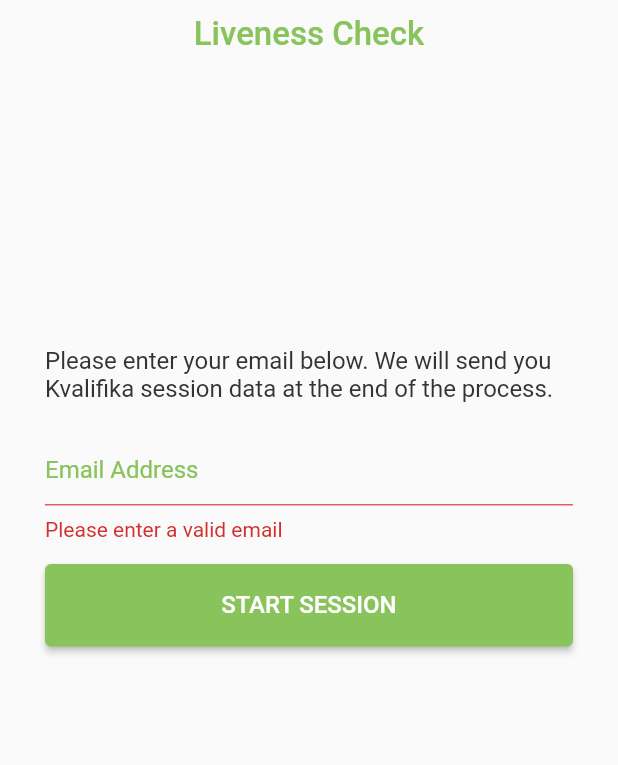
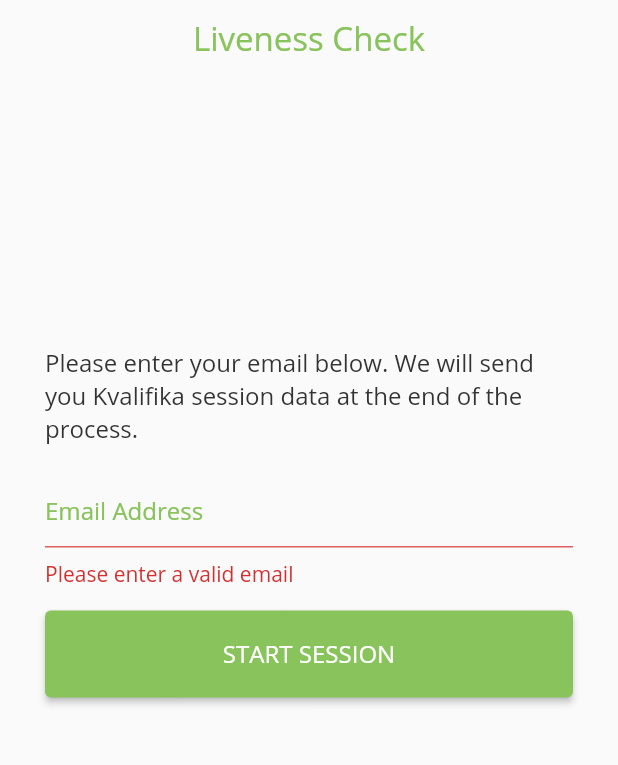
Before and after one commit to Kvalifika/kvalifika-mobile-app, a Flutter app: the screen it shows after launch, after a tap on "START SESSION", on a phone screen of 412 x 824 dp, the part 148-913 px from its top. Run offline on Flutter 3.47's test engine with Material 2 defaults, Android fonts, the phone set to English and light mode, and no system bars; missing offline and left inert: kvalifika_sdk.

Commit message:
refactor: email field

```diff
--- a/lib/main.dart
+++ b/lib/main.dart
@@ -23,7 +23,7 @@
   Widget build(BuildContext context) {
     return MaterialApp(
       theme: ThemeData(
-        fontFamily: 'Roboto',
+        fontFamily: 'OpenSans',
       ),
       home: Scaffold(
         body: SafeArea(
--- /dev/null
+++ b/lib/screens/email_field.dart
@@ -0,0 +1,38 @@
+import 'package:flutter/material.dart';
+import 'package:kvalifika_demo/colors.dart';
+import 'package:kvalifika_demo/validator.dart';
+
+class EmailField extends StatelessWidget {
+  final Function(String value) onChanged;
+  const EmailField({Key? key, required this.onChanged}) : super(key: key);
+
+  @override
+  Widget build(BuildContext context) {
+    return TextFormField(
+      style: TextStyle(color: kTextColor),
+      autofocus: false,
+      decoration: InputDecoration(
+        hintText: 'Email Address',
+        hintStyle: TextStyle(color: kPrimaryColor, fontSize: 16),
+        errorStyle: TextStyle(
+          fontSize: 14,
+        ),
+        errorBorder: UnderlineInputBorder(
+          borderSide: BorderSide(color: kErrorColor),
+        ),
+        enabledBorder: UnderlineInputBorder(
+          borderSide: BorderSide(color: kPrimaryColor),
+        ),
+        focusedBorder: UnderlineInputBorder(
+          borderSide: BorderSide(color: kPrimaryColor),
+        ),
+      ),
+      validator: (value) {
+        if (Validator.isValidEmail(value)) return null;
+        return 'Please enter a valid email';
+      },
+      keyboardType: TextInputType.emailAddress,
+      onChanged: onChanged,
+    );
+  }
+}
--- a/lib/screens/welcome.dart
+++ b/lib/screens/welcome.dart
@@ -5,9 +5,9 @@
 import 'package:http/http.dart' as http;
 import 'package:flutter/widgets.dart';
 import 'package:kvalifika_demo/colors.dart';
+import 'package:kvalifika_demo/screens/email_field.dart';
 import 'package:kvalifika_demo/screens/error.dart';
 import 'package:kvalifika_demo/screens/success.dart';
-import 'package:kvalifika_demo/validator.dart';
 import 'package:kvalifika_demo/widgets/kvalifika_header.dart';
 import 'package:kvalifika_sdk/kvalifika_sdk.dart';
 
@@ -96,37 +96,11 @@
                     child: Column(
                       crossAxisAlignment: CrossAxisAlignment.stretch,
                       children: [
-                        TextFormField(
-                          style: TextStyle(color: kTextColor),
-                          autofocus: false,
-                          decoration: InputDecoration(
-                            hintText: 'Email Address',
-                            hintStyle:
-                                TextStyle(color: kPrimaryColor, fontSize: 16),
-                            errorStyle: TextStyle(
-                              fontSize: 14,
-                            ),
-                            errorBorder: UnderlineInputBorder(
-                              borderSide: BorderSide(color: kErrorColor),
-                            ),
-                            enabledBorder: UnderlineInputBorder(
-                              borderSide: BorderSide(color: kPrimaryColor),
-                            ),
-                            focusedBorder: UnderlineInputBorder(
-                              borderSide: BorderSide(color: kPrimaryColor),
-                            ),
-                          ),
-                          validator: (value) {
-                            if (Validator.isValidEmail(value)) return null;
-                            return 'Please enter a valid email';
-                          },
-                          keyboardType: TextInputType.emailAddress,
-                          onChanged: (value) {
-                            setState(() {
-                              _email = value;
-                            });
-                          },
-                        ),
+                        EmailField(onChanged: (value) {
+                          setState(() {
+                            _email = value;
+                          });
+                        }),
                         SizedBox(
                           height: 15,
                         ),
@@ -142,9 +116,7 @@
                           ),
                           child: Text(
                             'START SESSION',
-                            style: TextStyle(
-                              fontSize: 16,
-                            ),
+                            style: TextStyle(fontSize: 16),
                           ),
                         ),
                       ],
```
Also changed, not shown: pubspec.yaml (+7 -0 lines), fonts/OpenSans-Bold.ttf (added), fonts/OpenSans-Regular.ttf (added), fonts/OpenSans-SemiBold.ttf (added).
